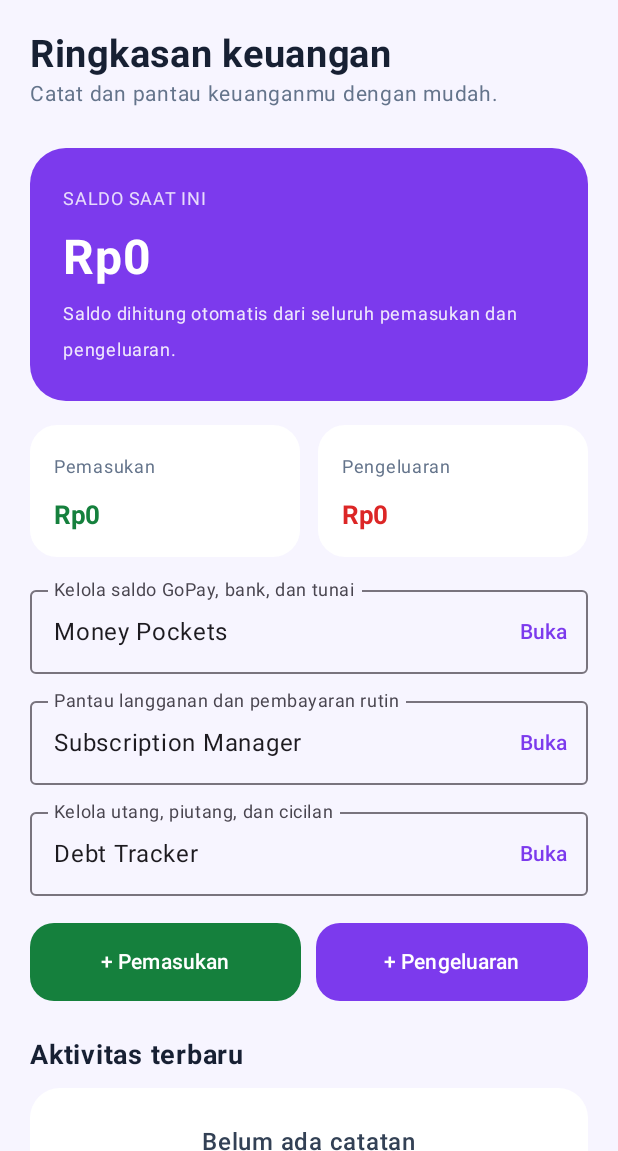
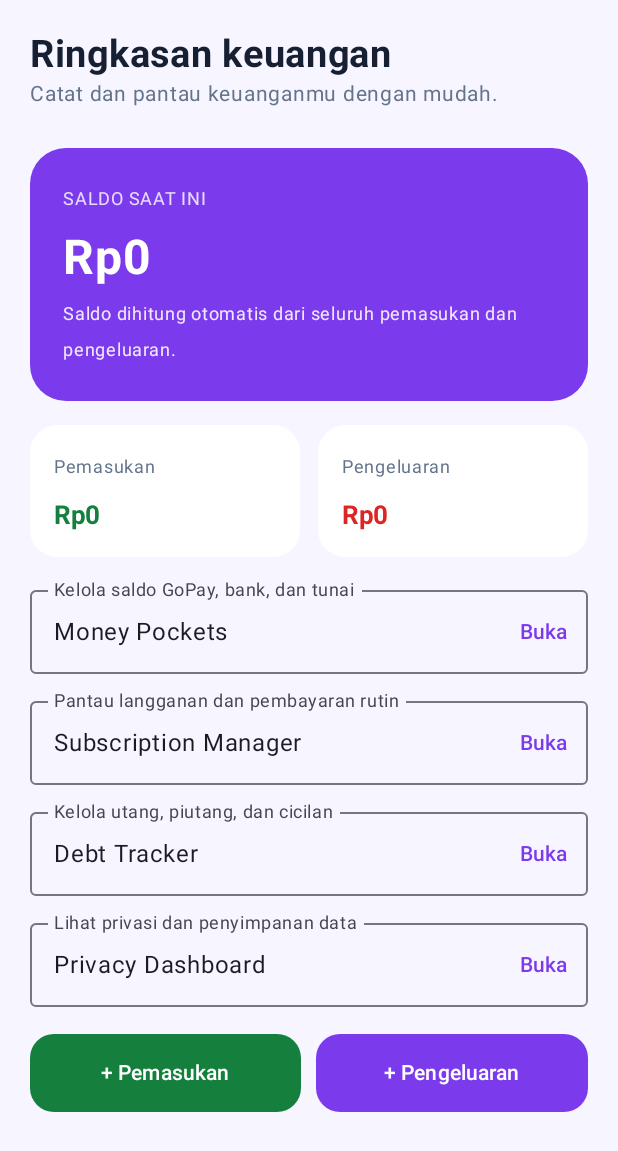
Before and after one commit to liffffp/Nexora, an Android app built with Jetpack Compose: the screen it shows after launch (MainActivity), on a phone screen of 412 x 824 dp, the part 85-1236 px from its top. Run offline under Robolectric (Android 15) with nearby library versions, the phone set to English and light mode, and no system bars.

Commit message:
Add Privacy Dashboard navigation

```diff
--- a/app/src/main/java/com/nexora/app/MainActivity.kt
+++ b/app/src/main/java/com/nexora/app/MainActivity.kt
@@ -139,6 +139,11 @@ private fun NexoraDashboard() {
     val showPockets = remember { mutableStateOf(false) }
     val showSubscriptions = remember { mutableStateOf(false) }
     val showDebtTracker = remember { mutableStateOf(false) }
+    val showPrivacyDashboard = remember { mutableStateOf(false) }
+    if (showPrivacyDashboard.value) {
+        PrivacyDashboardScreen(onBack = { showPrivacyDashboard.value = false })
+        return
+    }
     if (showDebtTracker.value) {
         DebtTrackerScreen(onBack = { showDebtTracker.value = false })
         return
@@ -217,6 +222,8 @@ private fun NexoraDashboard() {
             OutlinedTextField(value = "Subscription Manager", onValueChange = {}, readOnly = true, modifier = Modifier.fillMaxWidth(), trailingIcon = { TextButton(onClick = { showSubscriptions.value = true }) { Text("Buka") } }, label = { Text("Pantau langganan dan pembayaran rutin") })
             Spacer(modifier = Modifier.height(10.dp))
             OutlinedTextField(value = "Debt Tracker", onValueChange = {}, readOnly = true, modifier = Modifier.fillMaxWidth(), trailingIcon = { TextButton(onClick = { showDebtTracker.value = true }) { Text("Buka") } }, label = { Text("Kelola utang, piutang, dan cicilan") })
+            Spacer(modifier = Modifier.height(10.dp))
+            OutlinedTextField(value = "Privacy Dashboard", onValueChange = {}, readOnly = true, modifier = Modifier.fillMaxWidth(), trailingIcon = { TextButton(onClick = { showPrivacyDashboard.value = true }) { Text("Buka") } }, label = { Text("Lihat privasi dan penyimpanan data") })
             Spacer(modifier = Modifier.height(18.dp))
             Row(modifier = Modifier.fillMaxWidth(), horizontalArrangement = Arrangement.spacedBy(10.dp)) {
                 Button(
```
